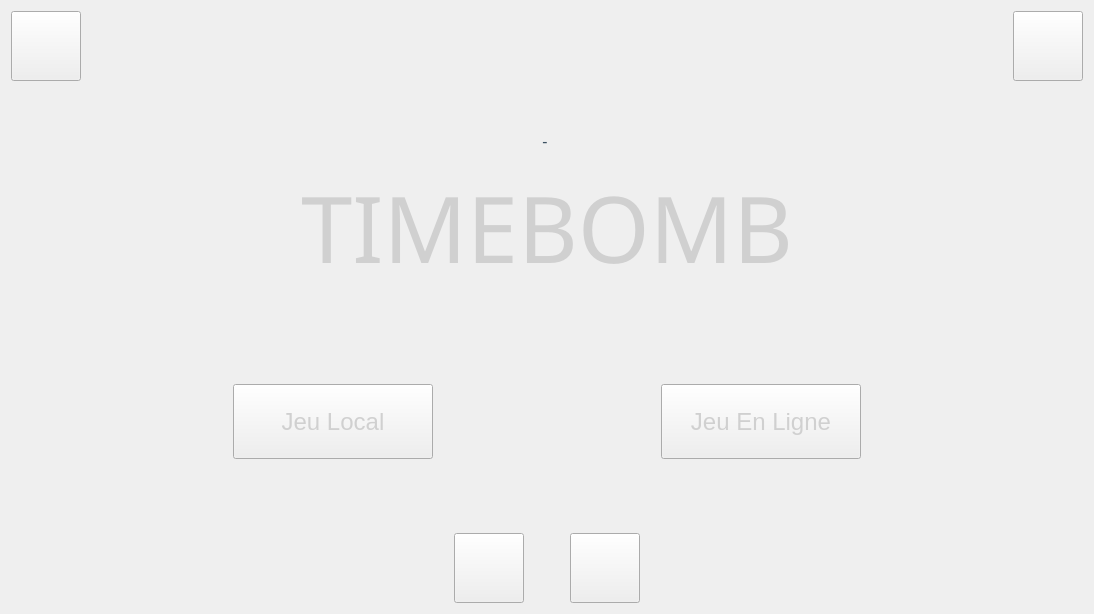
This is test_craig/home.ui in gbequet/time_bomb as Qt 5 draws it before an edit. The edited form follows.
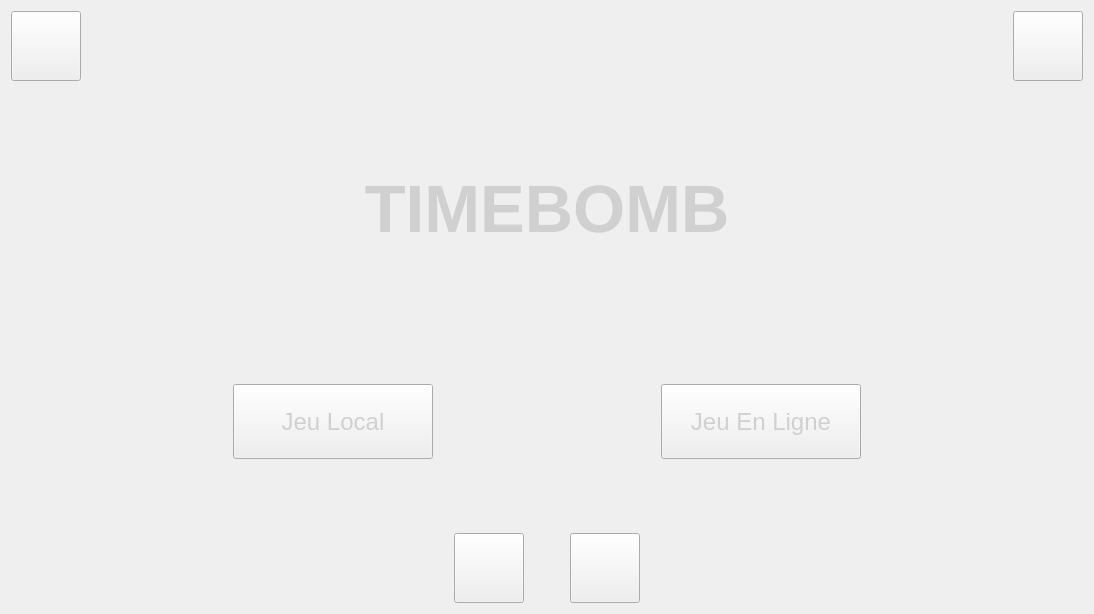
This is the edited form. Icons and pictures are not drawn.

```diff
--- a/test_craig/home.ui
+++ b/test_craig/home.ui
@@ -131,11 +131,9 @@
        </property>
        <property name="font">
         <font>
-         <family>Uroob,50pt sans-serif</family>
-         <pointsize>69</pointsize>
-         <weight>9</weight>
-         <italic>false</italic>
-         <bold>false</bold>
+         <pointsize>50</pointsize>
+         <weight>75</weight>
+         <bold>true</bold>
         </font>
        </property>
        <property name="autoFillBackground">
@@ -143,11 +141,12 @@
        </property>
        <property name="styleSheet">
         <string notr="true">border-image:url(:/images/titles/title-frame.png);
-font: 75 69pt &quot;Uroob&quot;, 50pt sans-serif;
+font-weight: bold;
+font-size:50pt;
 color:#d0d0d0;</string>
        </property>
        <property name="text">
-        <string>&lt;html&gt;&lt;head/&gt;&lt;body&gt;&lt;p align=&quot;center&quot;&gt;&lt;span style=&quot; font-size:12pt; color:#3b5061;&quot;&gt;- &lt;/span&gt;&lt;/p&gt;&lt;p align=&quot;center&quot;&gt;TIMEBOMB&lt;/p&gt;&lt;/body&gt;&lt;/html&gt;</string>
+        <string>&lt;html&gt;&lt;head/&gt;&lt;body&gt;&lt;p align=&quot;center&quot;&gt;TIMEBOMB&lt;/p&gt;&lt;/body&gt;&lt;/html&gt;</string>
        </property>
        <property name="textFormat">
         <enum>Qt::AutoText</enum>
```
